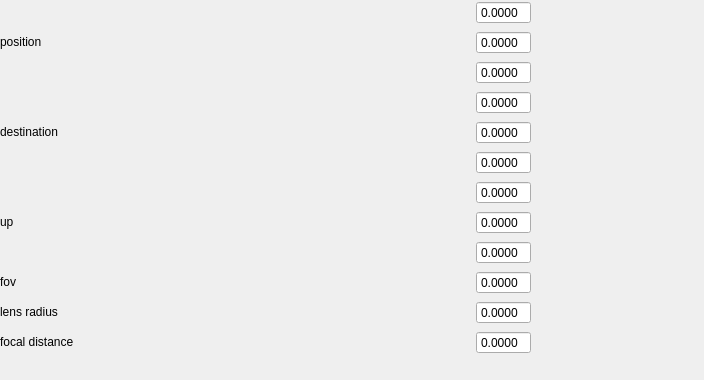
Old version of the form src/app/editor/include/agz/editor/displayer/CameraPanel.ui in the repository AirGuanZ/Atrc.
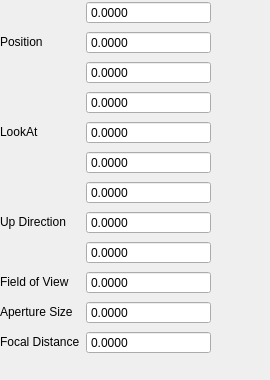
New version of the form.

```diff
--- a/src/app/editor/include/agz/editor/displayer/CameraPanel.ui
+++ b/src/app/editor/include/agz/editor/displayer/CameraPanel.ui
@@ -6,7 +6,7 @@
    <rect>
     <x>0</x>
     <y>0</y>
-    <width>704</width>
+    <width>270</width>
     <height>380</height>
    </rect>
   </property>
@@ -24,7 +24,7 @@
     <rect>
      <x>0</x>
      <y>0</y>
-     <width>531</width>
+     <width>211</width>
      <height>367</height>
     </rect>
    </property>
@@ -32,13 +32,13 @@
     <item row="0" column="0" rowspan="3">
      <widget class="QLabel" name="label">
       <property name="sizePolicy">
-       <sizepolicy hsizetype="Expanding" vsizetype="Fixed">
+       <sizepolicy hsizetype="Minimum" vsizetype="Fixed">
         <horstretch>0</horstretch>
         <verstretch>0</verstretch>
        </sizepolicy>
       </property>
       <property name="text">
-       <string>position</string>
+       <string>Position</string>
       </property>
       <property name="alignment">
        <set>Qt::AlignLeading|Qt::AlignLeft|Qt::AlignVCenter</set>
@@ -48,7 +48,7 @@
     <item row="6" column="1">
      <widget class="QDoubleSpinBox" name="destination_z">
       <property name="sizePolicy">
-       <sizepolicy hsizetype="Fixed" vsizetype="Fixed">
+       <sizepolicy hsizetype="Expanding" vsizetype="Fixed">
         <horstretch>0</horstretch>
         <verstretch>0</verstretch>
        </sizepolicy>
@@ -64,20 +64,23 @@
     <item row="10" column="0">
      <widget class="QLabel" name="label_4">
       <property name="sizePolicy">
-       <sizepolicy hsizetype="Expanding" vsizetype="Fixed">
+       <sizepolicy hsizetype="Minimum" vsizetype="Fixed">
         <horstretch>0</horstretch>
         <verstretch>0</verstretch>
        </sizepolicy>
       </property>
       <property name="text">
-       <string>fov</string>
+       <string>Field of View</string>
+      </property>
+      <property name="alignment">
+       <set>Qt::AlignLeading|Qt::AlignLeft|Qt::AlignVCenter</set>
       </property>
      </widget>
     </item>
     <item row="2" column="1">
      <widget class="QDoubleSpinBox" name="position_z">
       <property name="sizePolicy">
-       <sizepolicy hsizetype="Fixed" vsizetype="Fixed">
+       <sizepolicy hsizetype="Expanding" vsizetype="Fixed">
         <horstretch>0</horstretch>
         <verstretch>0</verstretch>
        </sizepolicy>
@@ -93,7 +96,7 @@
     <item row="1" column="1">
      <widget class="QDoubleSpinBox" name="position_y">
       <property name="sizePolicy">
-       <sizepolicy hsizetype="Fixed" vsizetype="Fixed">
+       <sizepolicy hsizetype="Expanding" vsizetype="Fixed">
         <horstretch>0</horstretch>
         <verstretch>0</verstretch>
        </sizepolicy>
@@ -109,7 +112,7 @@
     <item row="0" column="1">
      <widget class="QDoubleSpinBox" name="position_x">
       <property name="sizePolicy">
-       <sizepolicy hsizetype="Fixed" vsizetype="Fixed">
+       <sizepolicy hsizetype="Expanding" vsizetype="Fixed">
         <horstretch>0</horstretch>
         <verstretch>0</verstretch>
        </sizepolicy>
@@ -128,7 +131,7 @@
     <item row="4" column="1">
      <widget class="QDoubleSpinBox" name="destination_x">
       <property name="sizePolicy">
-       <sizepolicy hsizetype="Fixed" vsizetype="Fixed">
+       <sizepolicy hsizetype="Expanding" vsizetype="Fixed">
         <horstretch>0</horstretch>
         <verstretch>0</verstretch>
        </sizepolicy>
@@ -144,20 +147,23 @@
     <item row="12" column="0">
      <widget class="QLabel" name="label_6">
       <property name="sizePolicy">
-       <sizepolicy hsizetype="Expanding" vsizetype="Fixed">
+       <sizepolicy hsizetype="Minimum" vsizetype="Fixed">
         <horstretch>0</horstretch>
         <verstretch>0</verstretch>
        </sizepolicy>
       </property>
       <property name="text">
-       <string>focal distance</string>
+       <string>Focal Distance</string>
+      </property>
+      <property name="alignment">
+       <set>Qt::AlignLeading|Qt::AlignLeft|Qt::AlignVCenter</set>
       </property>
      </widget>
     </item>
     <item row="7" column="1">
      <widget class="QDoubleSpinBox" name="up_x">
       <property name="sizePolicy">
-       <sizepolicy hsizetype="Fixed" vsizetype="Fixed">
+       <sizepolicy hsizetype="Expanding" vsizetype="Fixed">
         <horstretch>0</horstretch>
         <verstretch>0</verstretch>
        </sizepolicy>
@@ -173,20 +179,23 @@
     <item row="4" column="0" rowspan="3">
      <widget class="QLabel" name="label_2">
       <property name="sizePolicy">
-       <sizepolicy hsizetype="Expanding" vsizetype="Fixed">
+       <sizepolicy hsizetype="Minimum" vsizetype="Fixed">
         <horstretch>0</horstretch>
         <verstretch>0</verstretch>
        </sizepolicy>
       </property>
       <property name="text">
-       <string>destination</string>
+       <string>LookAt</string>
+      </property>
+      <property name="alignment">
+       <set>Qt::AlignLeading|Qt::AlignLeft|Qt::AlignVCenter</set>
       </property>
      </widget>
     </item>
     <item row="5" column="1">
      <widget class="QDoubleSpinBox" name="destination_y">
       <property name="sizePolicy">
-       <sizepolicy hsizetype="Fixed" vsizetype="Fixed">
+       <sizepolicy hsizetype="Expanding" vsizetype="Fixed">
         <horstretch>0</horstretch>
         <verstretch>0</verstretch>
        </sizepolicy>
@@ -202,20 +211,23 @@
     <item row="11" column="0">
      <widget class="QLabel" name="label_5">
       <property name="sizePolicy">
-       <sizepolicy hsizetype="Expanding" vsizetype="Fixed">
+       <sizepolicy hsizetype="Minimum" vsizetype="Fixed">
         <horstretch>0</horstretch>
         <verstretch>0</verstretch>
        </sizepolicy>
       </property>
       <property name="text">
-       <string>lens radius</string>
+       <string>Aperture Size</string>
+      </property>
+      <property name="alignment">
+       <set>Qt::AlignLeading|Qt::AlignLeft|Qt::AlignVCenter</set>
       </property>
      </widget>
     </item>
     <item row="8" column="1">
      <widget class="QDoubleSpinBox" name="up_y">
       <property name="sizePolicy">
-       <sizepolicy hsizetype="Fixed" vsizetype="Fixed">
+       <sizepolicy hsizetype="Expanding" vsizetype="Fixed">
         <horstretch>0</horstretch>
         <verstretch>0</verstretch>
        </sizepolicy>
@@ -231,7 +243,7 @@
     <item row="9" column="1">
      <widget class="QDoubleSpinBox" name="up_z">
       <property name="sizePolicy">
-       <sizepolicy hsizetype="Fixed" vsizetype="Fixed">
+       <sizepolicy hsizetype="Expanding" vsizetype="Fixed">
         <horstretch>0</horstretch>
         <verstretch>0</verstretch>
        </sizepolicy>
@@ -247,20 +259,23 @@
     <item row="7" column="0" rowspan="3">
      <widget class="QLabel" name="label_3">
       <property name="sizePolicy">
-       <sizepolicy hsizetype="Expanding" vsizetype="Fixed">
+       <sizepolicy hsizetype="Minimum" vsizetype="Fixed">
         <horstretch>0</horstretch>
         <verstretch>0</verstretch>
        </sizepolicy>
       </property>
       <property name="text">
-       <string>up</string>
+       <string>Up Direction</string>
+      </property>
+      <property name="alignment">
+       <set>Qt::AlignLeading|Qt::AlignLeft|Qt::AlignVCenter</set>
       </property>
      </widget>
     </item>
     <item row="10" column="1">
      <widget class="QDoubleSpinBox" name="fov">
       <property name="sizePolicy">
-       <sizepolicy hsizetype="Fixed" vsizetype="Fixed">
+       <sizepolicy hsizetype="Expanding" vsizetype="Fixed">
         <horstretch>0</horstretch>
         <verstretch>0</verstretch>
        </sizepolicy>
@@ -276,7 +291,7 @@
     <item row="11" column="1">
      <widget class="QDoubleSpinBox" name="lens_radius">
       <property name="sizePolicy">
-       <sizepolicy hsizetype="Fixed" vsizetype="Fixed">
+       <sizepolicy hsizetype="Expanding" vsizetype="Fixed">
         <horstretch>0</horstretch>
         <verstretch>0</verstretch>
        </sizepolicy>
@@ -292,7 +307,7 @@
     <item row="12" column="1">
      <widget class="QDoubleSpinBox" name="focal_distance">
       <property name="sizePolicy">
-       <sizepolicy hsizetype="Fixed" vsizetype="Fixed">
+       <sizepolicy hsizetype="Expanding" vsizetype="Fixed">
         <horstretch>0</horstretch>
         <verstretch>0</verstretch>
        </sizepolicy>
```
